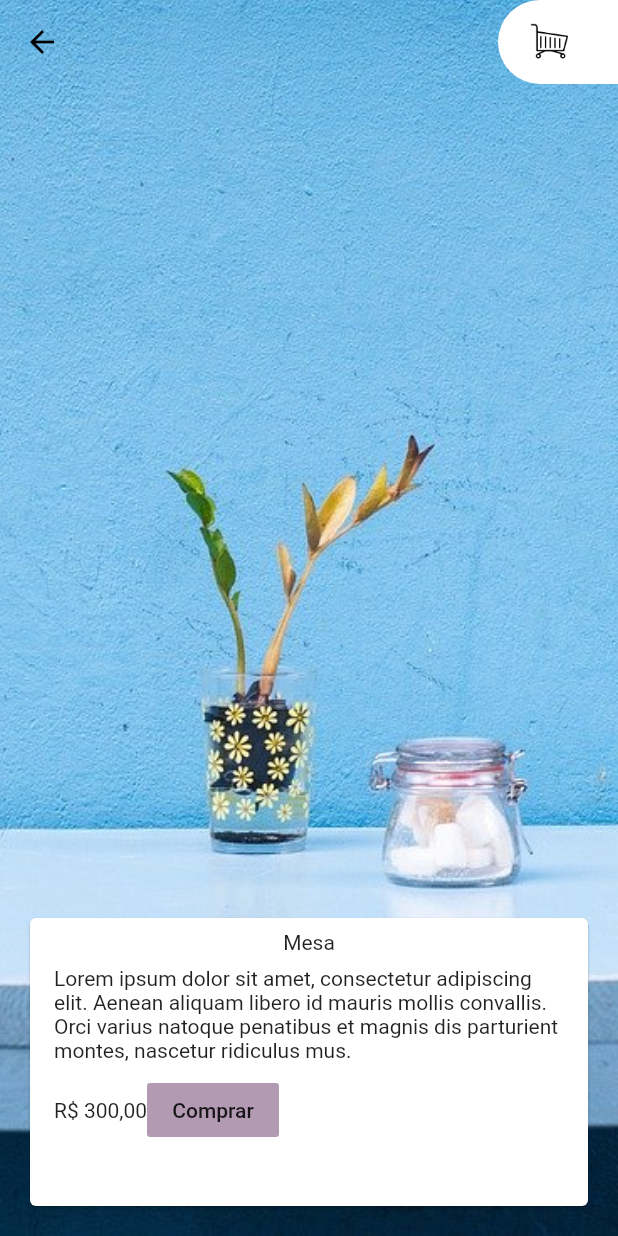
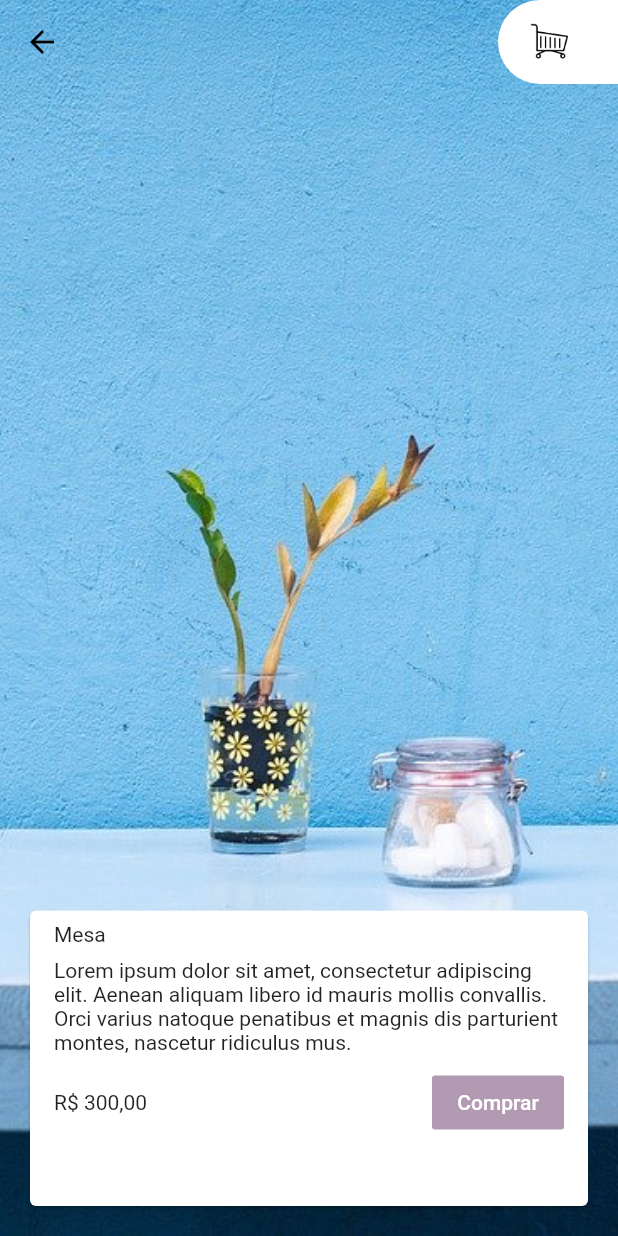
Before and after one commit to Kierico/lojinha_alura, a Flutter app: the screen it shows after launch, after a tap on "Mesa", on a phone screen of 412 x 824 dp. Run offline on Flutter 3.47's test engine with Material 2 defaults, Android fonts, the phone set to English and light mode, and no system bars.

Commit message:
aula 6 video 2

```diff
--- a/lib/main.dart
+++ b/lib/main.dart
@@ -1,6 +1,5 @@
 import 'package:flutter/material.dart';
 import 'package:lojinha_alura/paginas/carrinho.dart';
-import 'package:lojinha_alura/paginas/detalhes.dart';
 import 'package:lojinha_alura/paleta_cores.dart';
 import 'package:lojinha_alura/widgets/appbar.dart';
 import 'package:lojinha_alura/widgets/grid_produtos.dart';
--- a/lib/paginas/detalhes.dart
+++ b/lib/paginas/detalhes.dart
@@ -1,12 +1,9 @@
 import 'package:flutter/material.dart';
-import 'package:intl/intl.dart';
 import 'package:lojinha_alura/modelos/movel.dart';
 import 'package:lojinha_alura/widgets/appbar.dart';
 import 'package:lojinha_alura/widgets/card_detalhes.dart';
-import 'package:lojinha_alura/widgets/texto_card_detalhes.dart';
 
 class Detalhes extends StatelessWidget {
-  final formatacaoReais = NumberFormat.currency(locale: 'pt_BR', symbol: 'R\$');
   final Movel movel;
 
   Detalhes({this.movel});
@@ -27,7 +24,7 @@ class Detalhes extends StatelessWidget {
         body: Align(
           alignment: Alignment.bottomCenter,
           child: Container(
-            height: 200,
+            height: 205,
             margin: EdgeInsets.all(16),
             child: CardDetalhes(
               movel: movel,
--- a/lib/widgets/card_detalhes.dart
+++ b/lib/widgets/card_detalhes.dart
@@ -14,12 +14,14 @@ class CardDetalhes extends StatelessWidget {
   Widget build(BuildContext context) {
     return Card(
       child: Column(
+        crossAxisAlignment: CrossAxisAlignment.start,
         children: <Widget>[
           TextoCardDetalhes(texto: movel.titulo),
           TextoCardDetalhes(texto: movel.descricao),
           Container(
-            margin: EdgeInsets.only(left: 16, right: 16, top: 8),
+            margin: EdgeInsets.only(left: 16, right: 16, bottom: 16, top: 8),
             child: Row(
+              mainAxisAlignment: MainAxisAlignment.spaceBetween,
               children: <Widget>[
                 Text(
                   formatacaoReais.format(movel.preco),
@@ -27,7 +29,7 @@ class CardDetalhes extends StatelessWidget {
                 FlatButton(
                   color: Theme.of(context).primaryColor,
                   onPressed: () {},
-                  child: Text('Comprar'),
+                  child: Text('Comprar', style: TextStyle(color: Colors.white)),
                 )
               ],
             ),
```
Also changed, not shown: pubspec.yaml (+5 -21 lines).
